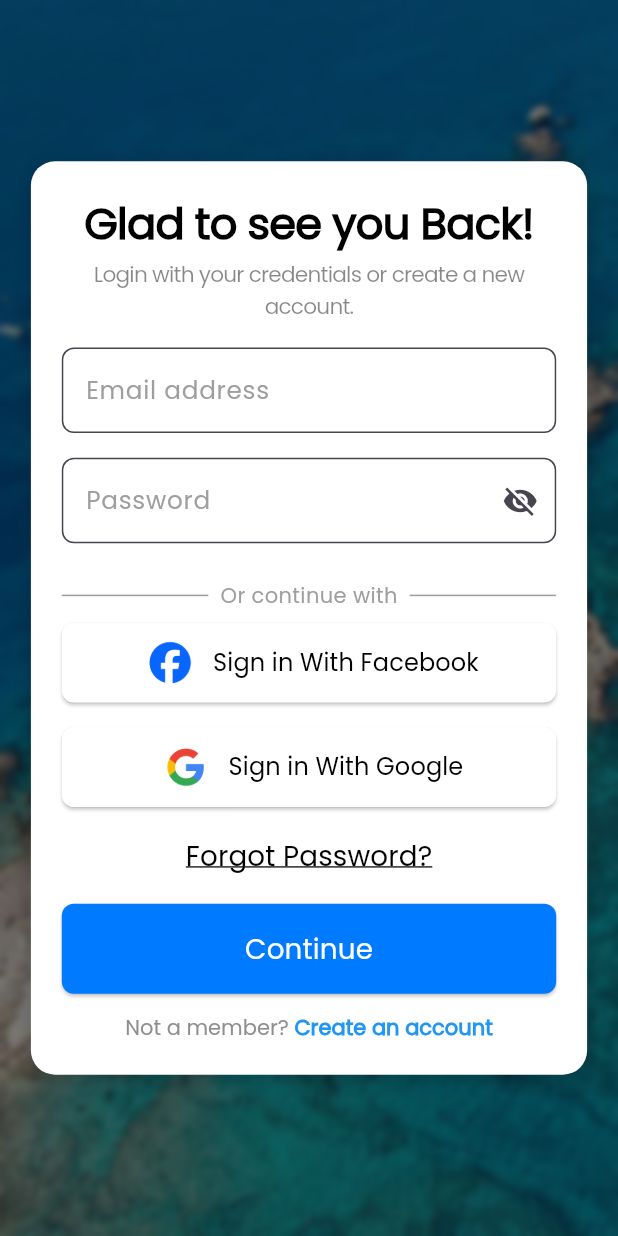
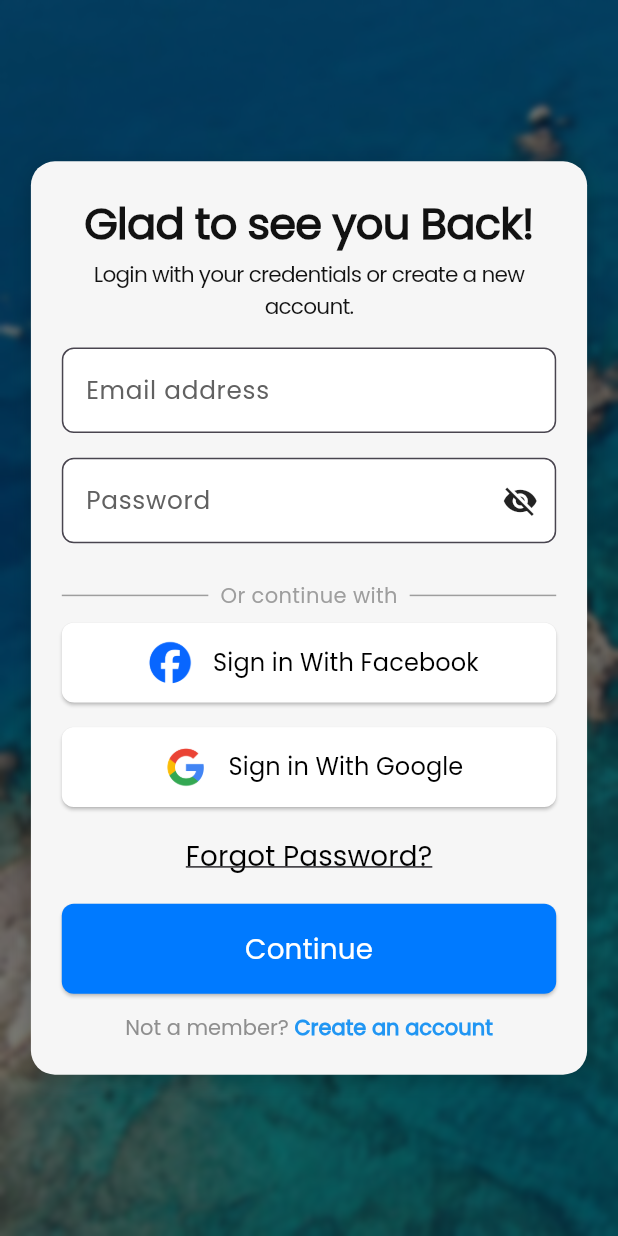
Before and after one commit to LiloZ95/Adventura.lb, a Flutter app: the LoginPage screen opened directly, on a phone screen of 412 x 824 dp. Run offline on Flutter 3.47's test engine with Material 3 defaults, Android fonts, the phone set to English and light mode, and no system bars; our stand-ins replace animated_text_kit, barcode_widget, dotted_border, flutter_dotenv, flutter_map, flutter_secure_storage and 13 more; missing offline and left inert: flutter_map_cancellable_tile_provider, mobile_scanner; accounts and stored records are empty.

Commit message:
dark mode (Test it please)

```diff
--- a/lib/login/login.dart
+++ b/lib/login/login.dart
@@ -139,6 +139,7 @@ class _LoginPageState extends State<LoginPage> {
     // Get the screen width and height dynamically
     double screenWidth = MediaQuery.of(context).size.width;
     double screenHeight = MediaQuery.of(context).size.height;
+    final isDarkMode = Theme.of(context).brightness == Brightness.dark;
 
     return Scaffold(
       resizeToAvoidBottomInset: false,
@@ -168,7 +169,9 @@ class _LoginPageState extends State<LoginPage> {
                   padding:
                       EdgeInsets.all(screenWidth * 0.05), // Dynamic padding
                   decoration: BoxDecoration(
-                    color: Colors.white,
+                    color: isDarkMode
+                        ? const Color(0xFF121212)
+                        : const Color(0xFFF6F6F6),
                     borderRadius: BorderRadius.circular(16),
                     boxShadow: [
                       BoxShadow(
@@ -191,7 +194,9 @@ class _LoginPageState extends State<LoginPage> {
                           fontFamily: 'Poppins',
                           fontWeight: FontWeight.bold,
                           letterSpacing: -0.5,
-                          color: Colors.black,
+                          color: isDarkMode
+                              ? const Color(0xFFF6F6F6)
+                              : const Color(0xff121212),
                         ),
                       ),
                       SizedBox(height: screenHeight * 0.005), // Dynamic spacing
@@ -202,23 +207,37 @@ class _LoginPageState extends State<LoginPage> {
                           fontSize: screenWidth * 0.035, // Dynamic font size
                           fontFamily: 'Poppins',
                           letterSpacing: -0.5,
-                          color: Color(0x77000000),
+                          color: isDarkMode
+                              ? Colors.grey
+                              : const Color(0xff121212),
                         ),
                       ),
                       SizedBox(height: screenHeight * 0.02), // Dynamic spacing
 
-                      // Email text field with validation
+                      // Email text field with validation + dark mode
                       TextField(
                         controller: _emailController,
+                        style: TextStyle(
+                          color: Theme.of(context).brightness == Brightness.dark
+                              ? Colors.white
+                              : Colors.black,
+                          fontFamily: 'Poppins',
+                        ),
                         decoration: InputDecoration(
                           hintText: "Email address",
                           hintStyle: TextStyle(
-                            color: Colors.grey,
-                            fontSize: screenWidth * 0.04, // Dynamic font size
+                            color:
+                                Theme.of(context).brightness == Brightness.dark
+                                    ? Colors.grey[400]
+                                    : Colors.grey[700],
+                            fontSize: screenWidth * 0.04,
                             fontFamily: 'Poppins',
                           ),
                           filled: true,
-                          fillColor: Colors.white,
+                          fillColor:
+                              Theme.of(context).brightness == Brightness.dark
+                                  ? const Color(0xFF2A2A2A)
+                                  : Colors.white,
                           errorText: _isEmailValid
                               ? null
                               : "Please enter a valid email address",
@@ -226,7 +245,10 @@ class _LoginPageState extends State<LoginPage> {
                             borderRadius: BorderRadius.circular(8),
                             borderSide: BorderSide(
                               color: _isEmailValid
-                                  ? AppColors.grey2
+                                  ? Theme.of(context).brightness ==
+                                          Brightness.dark
+                                      ? Colors.grey
+                                      : AppColors.grey2
                                   : AppColors.red,
                             ),
                           ),
@@ -234,49 +256,75 @@ class _LoginPageState extends State<LoginPage> {
                             borderRadius: BorderRadius.circular(8),
                             borderSide: BorderSide(
                               color: _isEmailValid
-                                  ? AppColors.black
+                                  ? Theme.of(context).brightness ==
+                                          Brightness.dark
+                                      ? Colors.white
+                                      : AppColors.black
                                   : AppColors.red,
                             ),
                           ),
                         ),
                       ),
+
                       SizedBox(height: screenHeight * 0.02), // Dynamic spacing
 
                       // Password text field with validation
                       TextField(
                         controller: _passwordController,
                         obscureText: _obscureText,
+                        style: TextStyle(
+                          color: Theme.of(context).brightness == Brightness.dark
+                              ? Colors.white
+                              : Colors.black,
+                          fontFamily: 'Poppins',
+                        ),
                         decoration: InputDecoration(
                           suffixIcon: IconButton(
                             icon: Icon(
                               _obscureText
                                   ? Icons.visibility_off
                                   : Icons.visibility,
+                              color: Theme.of(context).brightness ==
+                                      Brightness.dark
+                                  ? Colors.white70
+                                  : Colors.black87,
                             ),
                             onPressed: _toggle,
                           ),
                           hintText: "Password",
                           hintStyle: TextStyle(
-                            color: Colors.grey,
-                            fontSize: screenWidth * 0.04, // Dynamic font size
+                            color:
+                                Theme.of(context).brightness == Brightness.dark
+                                    ? Colors.grey[400]
+                                    : Colors.grey[700],
+                            fontSize: screenWidth * 0.04,
                             fontFamily: 'Poppins',
                           ),
                           filled: true,
-                          fillColor: Colors.white,
+                          fillColor:
+                              Theme.of(context).brightness == Brightness.dark
+                                  ? const Color(0xFF2A2A2A)
+                                  : Colors.white,
                           errorText: _passwordError,
                           border: OutlineInputBorder(
                             borderRadius: BorderRadius.circular(8),
                             borderSide: BorderSide(
                               color: _passwordError == null
-                                  ? AppColors.grey2
-                                  : Colors.red,
+                                  ? Theme.of(context).brightness ==
+                                          Brightness.dark
+                                      ? Colors.grey
+                                      : AppColors.grey2
+                                  : AppColors.red,
                             ),
                           ),
                           focusedBorder: OutlineInputBorder(
                             borderRadius: BorderRadius.circular(8),
                             borderSide: BorderSide(
                               color: _passwordError == null
-                                  ? AppColors.grey2
+                                  ? Theme.of(context).brightness ==
+                                          Brightness.dark
+                                      ? Colors.white
+                                      : AppColors.grey2
                                   : Colors.red,
                             ),
                           ),
@@ -313,6 +361,7 @@ class _LoginPageState extends State<LoginPage> {
                       SizedBox(height: screenHeight * 0.01), // Dynamic spacing
 
                       // Facebook login button
+
                       ElevatedButton.icon(
                         onPressed: () async {},
                         icon: Image.asset(
@@ -322,20 +371,27 @@ class _LoginPageState extends State<LoginPage> {
                         ),
                         label: Text(
                           "Sign in With Facebook",
-                          style: TextStyle(fontSize: 16, fontFamily: 'Poppins'),
+                          style: TextStyle(
+                            fontSize: 16,
+                            fontFamily: 'Poppins',
+                            color: isDarkMode ? Colors.white : Colors.black,
+                          ),
                         ),
                         style: ElevatedButton.styleFrom(
-                          backgroundColor: Colors.white,
-                          foregroundColor: Colors.black,
-                          padding: EdgeInsets.symmetric(vertical: 6),
+                          backgroundColor: isDarkMode
+                              ? const Color(0xFF2A2A2A)
+                              : Colors.white,
+                          foregroundColor:
+                              isDarkMode ? Colors.white : Colors.black,
+                          padding: const EdgeInsets.symmetric(vertical: 6),
                           shape: RoundedRectangleBorder(
                             borderRadius: BorderRadius.circular(8),
                           ),
                         ),
                       ),
-                      SizedBox(height: screenHeight * 0.02), // Dynamic spacing
 
-                      // Google login button
+                      SizedBox(height: screenHeight * 0.02),
+
                       ElevatedButton.icon(
                         onPressed: () async {},
                         icon: Image.asset(
@@ -345,22 +401,30 @@ class _LoginPageState extends State<LoginPage> {
                         ),
                         label: Text(
                           "Sign in With Google",
-                          style: TextStyle(fontSize: 16, fontFamily: 'Poppins'),
+                          style: TextStyle(
+                            fontSize: 16,
+                            fontFamily: 'Poppins',
+                            color: isDarkMode ? Colors.white : Colors.black,
+                          ),
                         ),
                         style: ElevatedButton.styleFrom(
-                          backgroundColor: Colors.white,
-                          foregroundColor: Colors.black,
-                          padding: EdgeInsets.symmetric(vertical: 6),
+                          backgroundColor: isDarkMode
+                              ? const Color(0xFF2A2A2A)
+                              : Colors.white,
+                          foregroundColor:
+                              isDarkMode ? Colors.white : Colors.black,
+                          padding: const EdgeInsets.symmetric(vertical: 6),
                           shape: RoundedRectangleBorder(
                             borderRadius: BorderRadius.circular(8),
                           ),
                         ),
                       ),
+
                       SizedBox(height: screenHeight * 0.01), // Dynamic spacing
+
                       Center(
                         child: TextButton(
                           onPressed: () {
-                            // Navigate to the OTP page when clicked
                             Navigator.push(
                               context,
                               MaterialPageRoute(
@@ -370,59 +434,63 @@ class _LoginPageState extends State<LoginPage> {
                           child: Text(
                             "Forgot Password?",
                             style: TextStyle(
-                              color: Colors.black,
+                              color: isDarkMode ? Colors.white : Colors.black,
                               decoration: TextDecoration.underline,
                               fontSize: 18.5,
-                              fontFamily: "poppins",
+                              fontFamily: "Poppins",
                             ),
                           ),
                         ),
                       ),
-                      // Continue button
-                      SizedBox(height: screenHeight * 0.01), // Dynamic spacing
+
+                      SizedBox(height: screenHeight * 0.01),
+
                       ElevatedButton(
-                        onPressed: _isLoading
-                            ? null
-                            : _validateInputs, // Validate inputs on press
+                        onPressed: _isLoading ? null : _validateInputs,
                         child: _isLoading
-                            ? CircularProgressIndicator()
+                            ? CircularProgressIndicator(
+                                valueColor: AlwaysStoppedAnimation<Color>(
+                                  isDarkMode ? Colors.white : Colors.blue,
+                                ),
+                              )
                             : Text(
                                 "Continue",
                                 style: TextStyle(
-                                    fontSize: screenWidth *
-                                        0.045, // Dynamic font size
-                                    color: Colors.white,
-                                    fontFamily: 'Poppins'),
+                                  fontSize: screenWidth * 0.045,
+                                  color: Colors.white,
+                                  fontFamily: 'Poppins',
+                                ),
                               ),
-
                         style: ElevatedButton.styleFrom(
                           backgroundColor: AppColors.blue,
                           padding: EdgeInsets.symmetric(
-                            vertical: screenHeight * 0.02, // Dynamic padding
+                            vertical: screenHeight * 0.02,
                           ),
                           shape: RoundedRectangleBorder(
                             borderRadius: BorderRadius.circular(8),
                           ),
                         ),
                       ),
-                      SizedBox(
-                        height: screenWidth * 0.03,
-                      ),
 
-                      // Not a member? Create an account
+                      SizedBox(height: screenWidth * 0.03),
+
                       Center(
                         child: RichText(
                           text: TextSpan(
                             text: "Not a member? ",
                             style: TextStyle(
-                              color: AppColors.grey3,
+                              color: isDarkMode
+                                  ? Colors.grey[400]
+                                  : AppColors.grey3,
                               fontFamily: 'Poppins',
                             ),
                             children: [
                               TextSpan(
                                 text: "Create an account",
-                                style: const TextStyle(
-                                  color: Colors.blue,
+                                style: TextStyle(
+                                  color: isDarkMode
+                                      ? Colors.lightBlueAccent
+                                      : Colors.blue,
                                   fontFamily: 'Poppins',
                                   fontWeight: FontWeight.bold,
                                 ),
@@ -433,7 +501,7 @@ class _LoginPageState extends State<LoginPage> {
                                       CinematicPageRoute(page: SignUpPage()),
                                     );
                                   },
-                              )
+                              ),
                             ],
                           ),
                         ),
```
Also changed, not shown: lib/event_cards/eventDetailsScreen.dart (+5 -3 lines), lib/signUp page/Signup.dart (+20 -12 lines), lib/widgets/availability_modal.dart (+46 -20 lines).
